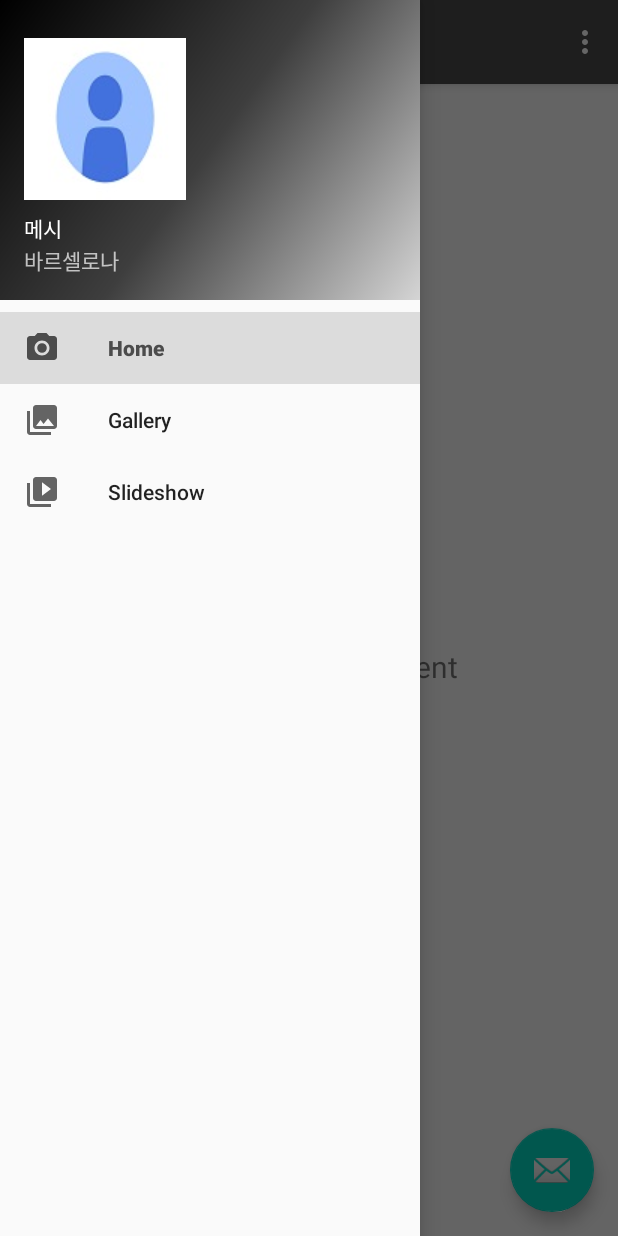
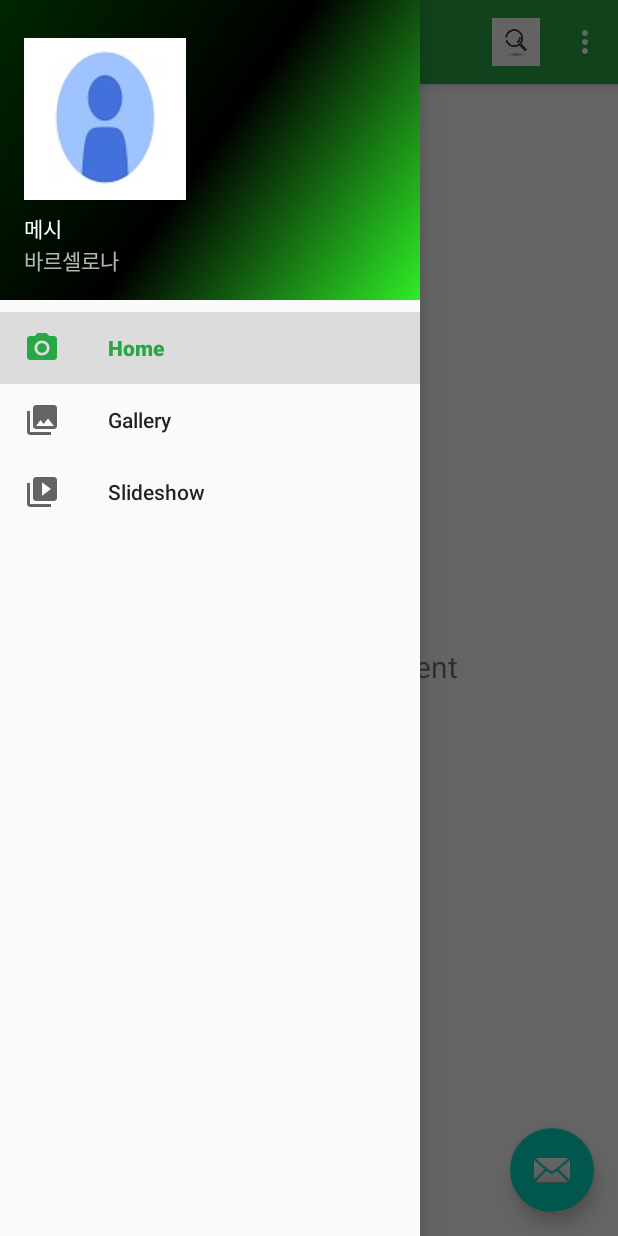
Before and after one commit to rrilla/React.Android-Matching_Project, an Android app: the screen it shows after launch (MainActivity), with the side drawer open, on a phone screen of 412 x 824 dp. Run offline under Robolectric (Android 15) with nearby library versions, the phone set to English and light mode, and no system bars; our stand-ins replace navigation-ui.

Commit message:
Android/navi (#23)
* androri nav추가

* Create ㅎㅇㅎㅇ.txt

* android nav modify

```diff
--- a/MatchingApp2/app/src/main/res/drawable/side_nav_bar.xml
+++ b/MatchingApp2/app/src/main/res/drawable/side_nav_bar.xml
@@ -2,8 +2,8 @@
     android:shape="rectangle">
     <gradient
         android:angle="135"
-        android:centerColor="#3E3E3E"
-        android:endColor="#000000"
-        android:startColor="#D5D5D5"
+        android:centerColor="#000000"
+        android:endColor="#002700"
+        android:startColor="#2FED28"
         android:type="linear" />
 </shape>
--- a/MatchingApp2/app/src/main/res/menu/main.xml
+++ b/MatchingApp2/app/src/main/res/menu/main.xml
@@ -6,4 +6,12 @@
         android:orderInCategory="100"
         android:title="@string/action_settings"
         app:showAsAction="never" />
+
+    <item
+        android:id="@+id/action_search"
+        android:orderInCategory="100"
+        android:icon="@drawable/search"
+        android:title="@string/action_search"
+        app:showAsAction="always" />
+
 </menu>
--- a/MatchingApp2/app/src/main/res/values/colors.xml
+++ b/MatchingApp2/app/src/main/res/values/colors.xml
@@ -1,6 +1,6 @@
 <?xml version="1.0" encoding="utf-8"?>
 <resources>
-    <color name="colorPrimary">#4C4C4C</color>
-    <color name="colorPrimaryDark">#000000</color>
+    <color name="colorPrimary">#28A745</color>
+    <color name="colorPrimaryDark">#003900</color>
     <color name="colorAccent">#03DAC5</color>
 </resources>
--- a/MatchingApp2/app/src/main/res/values/strings.xml
+++ b/MatchingApp2/app/src/main/res/values/strings.xml
@@ -6,6 +6,7 @@
     <string name="nav_header_subtitle">바르셀로나</string>
     <string name="nav_header_desc">Navigation header</string>
     <string name="action_settings">Settings</string>
+    <string name="action_search">Search</string>
 
     <string name="menu_home">Home</string>
     <string name="menu_gallery">Gallery</string>
```
